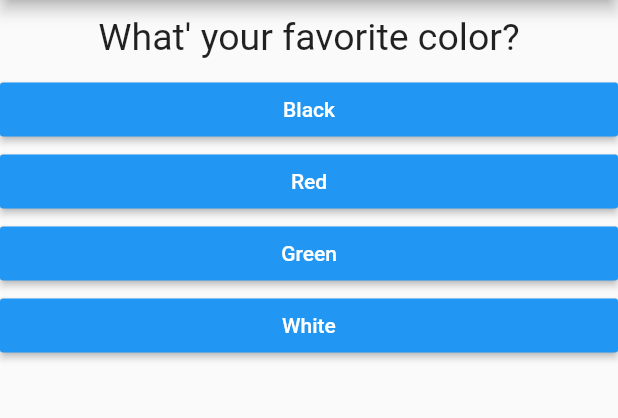
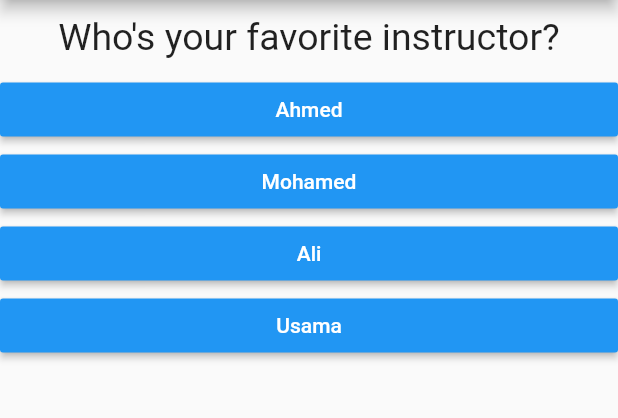
Before and after one commit to mahmoudeid14/FlutterApp, a Flutter app: the screen it shows after launch, after a tap on "Black", after a tap on "Snake", on a phone screen of 412 x 824 dp, the part 84-502 px from its top. Run offline on Flutter 3.47's test engine with Material 2 defaults, Android fonts, the phone set to English and light mode, and no system bars.

```diff
--- a/lib/main.dart
+++ b/lib/main.dart
@@ -1,6 +1,6 @@
 import 'package:flutter/material.dart';
-import './question.dart';
-import './answer.dart';
+import './quiz.dart';
+import './result.dart';
 
 // void main() {
 //   runApp(MyApp());
@@ -17,8 +17,41 @@ class MyApp extends StatefulWidget {
 
 //class MyApp extends StatelessWidget {
 class _MyAppState extends State<MyApp> {
+  //Map
+  //   static const questions = [
+  final _questions = const [
+    {
+      'questionText': 'What\'s your favorite color?',
+      'answers': [
+        {'text': 'Black', 'score': 10},
+        {'text': 'Red', 'score': 5},
+        {'text': 'Green', 'score': 3},
+        {'text': 'White', 'score': 1},
+      ],
+    },
+    {
+      'questionText': 'What\'s your favorite animal?',
+      'answers': [
+        {'text': 'Rabbit', 'score': 3},
+        {'text': 'Snake', 'score': 11},
+        {'text': 'Elephant', 'score': 5},
+        {'text': 'Lion', 'score': 9},
+      ],
+    },
+    {
+      'questionText': 'Who\'s your favorite instructor?',
+      'answers': [
+        {'text': 'Ahmed', 'score': 1},
+        {'text': 'Mohamed', 'score': 1},
+        {'text': 'Ali', 'score': 1},
+        {'text': 'Usama', 'score': 1},
+      ],
+    },
+  ];
   var _questionIndex = 0;
-  void _answerQuestion() {
+  var _totalScore = 0;
+  void _answerQuestion(int score) {
+    _totalScore += score;
     setState(() {
       _questionIndex = _questionIndex + 1;
     });
@@ -26,45 +59,32 @@ class _MyAppState extends State<MyApp> {
     print(_questionIndex);
   }
 
-//Map
-  var questions = [
-    {
-      'questionText': 'What\' your favorite color?',
-      'answers': ['Black', 'Red', 'Green', 'White']
-    },
-    {
-      'questionText': 'What\' your favorite animal?',
-      'answers': ['Rabit', 'Snake', 'Elephant', 'Lion']
-    },
-    {
-      'questionText': 'What\' your favorite color?',
-      'answers': ['Black', 'Red', 'Green', 'White']
-    },
-    {
-      'questionText': 'Who\' your favorite instructor?',
-      'answers': ['Mahmoud', 'Ahmed', 'Ali', 'Mohamed']
-    },
-  ];
+  void _resetQuiz() {
+    setState(() {
+      _questionIndex = 0;
+      _totalScore = 0;
+    });
+  }
+
   @override
   Widget build(BuildContext context) {
+    // var dummy = ['hello'];
+    // //var dummy = const ['hello'];
+    // dummy.add('Mahmoud'); // this will not work if const exist
+    // print(dummy);
     return MaterialApp(
         home: Scaffold(
       appBar: AppBar(title: Text('My First App')),
-      body: Column(
-        children: [
-          //Text(questions[_questionIndex]),
-          Question(
-            questionText: questions[_questionIndex]['questionText'],
-          ),
-          ...(questions[_questionIndex]['answers'] as List<String>)
-              .map((answer) {
-            return Answer(_answerQuestion, answer);
-          }).toList()
-          // Answer(_answerQuestion),
-          // Answer(_answerQuestion),
-          // Answer(_answerQuestion)
-        ],
-      ),
+      body: _questionIndex < _questions.length
+          ? Quiz(
+              answerQuestion: _answerQuestion,
+              questionIndex: _questionIndex,
+              questions: _questions,
+            )
+          : Result(
+              resultScore: _totalScore,
+              resettHander: _resetQuiz,
+            ),
     ));
   }
 }
--- /dev/null
+++ b/lib/quiz.dart
@@ -0,0 +1,29 @@
+import 'package:flutter/material.dart';
+import './answer.dart';
+import './question.dart';
+
+class Quiz extends StatelessWidget {
+  final List<Map<String, Object>> questions;
+  final Function answerQuestion;
+  final int questionIndex;
+  Quiz({
+    @required this.answerQuestion,
+    @required this.questions,
+    @required this.questionIndex,
+  });
+  @override
+  Widget build(BuildContext context) {
+    return Column(
+      children: [
+        //Text(questions[_questionIndex]),
+        Question(
+          questionText: questions[questionIndex]['questionText'],
+        ),
+        ...(questions[questionIndex]['answers'] as List<Map<String, Object>>)
+            .map((answer) {
+          return Answer(() => answerQuestion(answer['score']), answer['text']);
+        }).toList()
+      ],
+    );
+  }
+}
```
Also changed, not shown: lib/result.dart (added, +36 -0 lines).
